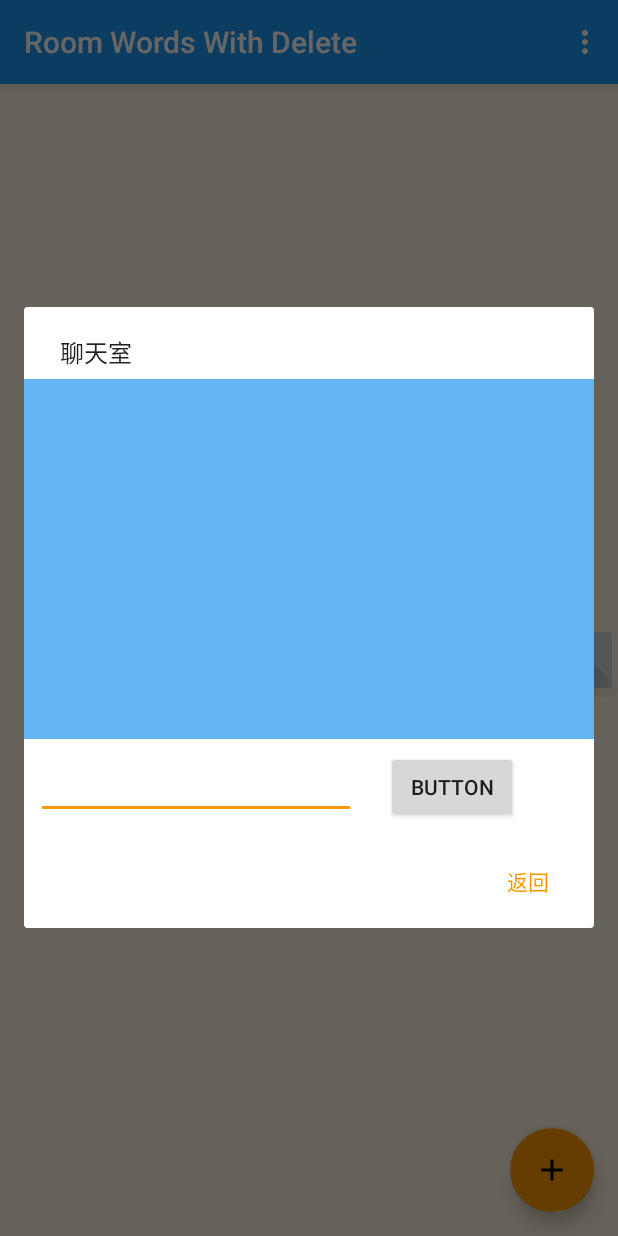
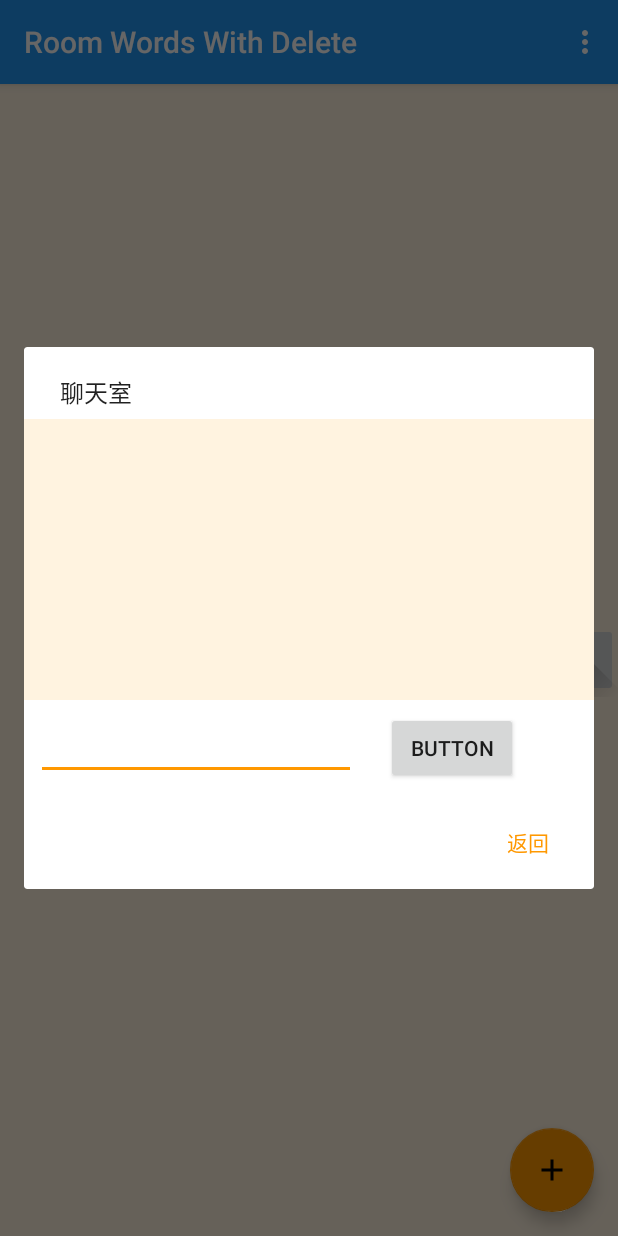
Before and after one commit to alan8656123/android_project, an Android app: the MainActivity screen opened directly, with no data from a screen before it, after a tap on an icon or button, on a phone screen of 412 x 824 dp. Run offline under Robolectric (Android 15) with nearby library versions, the phone set to English and light mode, and no system bars; our stand-ins replace Room's generated code; libraries missing offline, so code that uses them is left out: android.arch.persistence.

Commit message:
dialog all OK

```diff
--- a/RoomWordsWithDelete/app/src/main/java/com/android/example/roomwordssample/MainActivity.java
+++ b/RoomWordsWithDelete/app/src/main/java/com/android/example/roomwordssample/MainActivity.java
@@ -41,6 +41,7 @@ import android.view.MenuItem;
 import android.view.View;
 import android.widget.Button;
 import android.widget.EditText;
+import android.widget.ScrollView;
 import android.widget.TextView;
 import android.widget.Toast;
 
@@ -74,6 +75,7 @@ public class MainActivity extends AppCompatActivity {
     private EditText messageField;
     private static TextView textArea ;
     private Button btnSend;
+    private ScrollView scrollView;
 
     public static AlertDialog.Builder builder ;
     public static boolean builder_is_show=false;
@@ -249,6 +251,7 @@ public class MainActivity extends AppCompatActivity {
        messageField=(EditText) textEntryView.findViewById(R.id.messageField);
         textArea=(TextView) textEntryView.findViewById(R.id.textArea);
         btnSend=(Button) textEntryView.findViewById(R.id.btnSend);
+        scrollView=(ScrollView) textEntryView.findViewById(R.id.Scroll);
 
         textArea.setText(MainActivity.total_message);
         btnSend.setOnClickListener(new View.OnClickListener() {
@@ -293,7 +296,7 @@ public class MainActivity extends AppCompatActivity {
         public void run() {
             do{
                 try {
-                    Thread.sleep(1000);
+                    Thread.sleep(200);
                     Message msg = new Message();
                     msg.what = msgKey1;
                     mHandler.sendMessage(msg);
@@ -311,6 +314,7 @@ public class MainActivity extends AppCompatActivity {
             switch (msg.what){
                 case msgKey1:
                     textArea.setText(MainActivity.total_message);
+                    scrollView.fullScroll(ScrollView.FOCUS_DOWN);
                     break;
                 default:
                     break;
--- a/RoomWordsWithDelete/app/src/main/res/layout/message_layout.xml
+++ b/RoomWordsWithDelete/app/src/main/res/layout/message_layout.xml
@@ -6,11 +6,18 @@
     android:baselineAligned="false"
     android:orientation="vertical">
 
-    <TextView
-        android:id="@+id/textArea"
-        android:layout_width="396dp"
-        android:layout_height="240dp"
-        android:background="@color/colorPrimaryLight" />
+    <ScrollView
+        android:id="@+id/Scroll"
+        android:layout_width="390dp"
+        android:layout_height="187dp"
+        android:background="@color/colorScreenBackground">
+
+        <TextView
+            android:id="@+id/textArea"
+            android:layout_width="match_parent"
+            android:layout_height="wrap_content"
+            android:background="@color/colorScreenBackground" />
+    </ScrollView>
 
     <LinearLayout
         android:layout_width="match_parent"
--- a/RoomWordsWithDelete/app/src/main/res/values/colors.xml
+++ b/RoomWordsWithDelete/app/src/main/res/values/colors.xml
@@ -20,6 +20,6 @@ limitations under the License. -->
     <color name="colorPrimaryDark">#1976D2</color>
     <color name="colorAccent">#FFFF9800</color>
     <color name="colorTextPrimary">@android:color/white</color>
-    <color name="colorScreenBackground">#fff3e0</color>
+    <color name="colorScreenBackground">#FFF3E0</color>
     <color name="colorTextHint">#E0E0E0</color>
 </resources>
```
Also changed, not shown: 18 other files.
